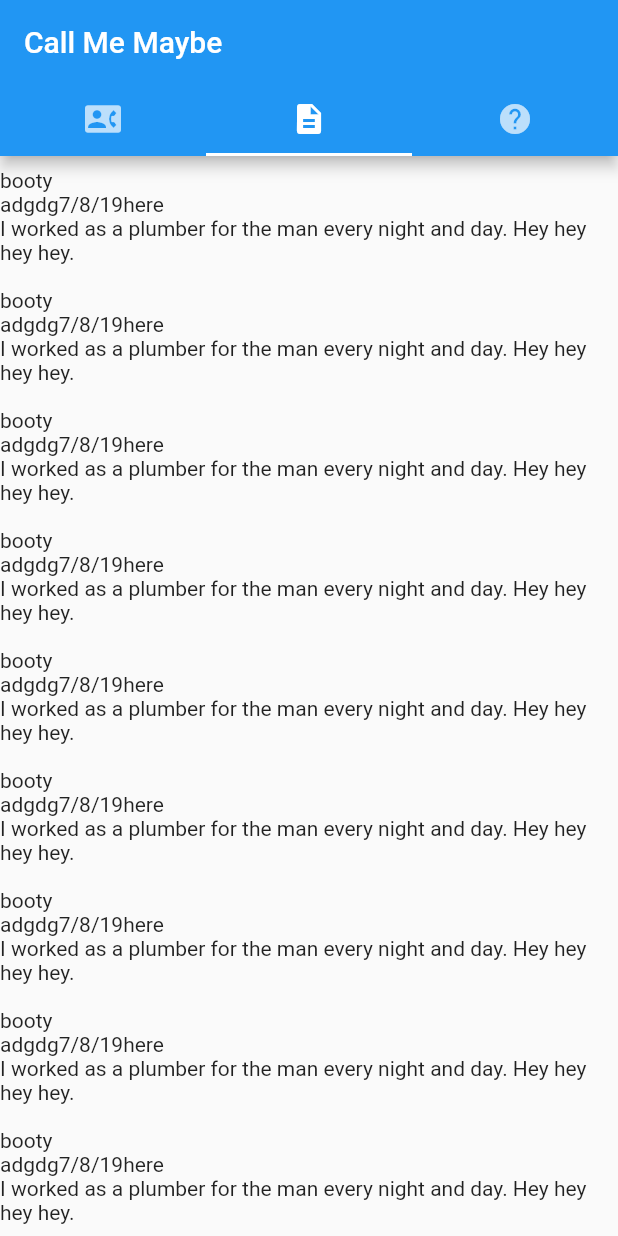
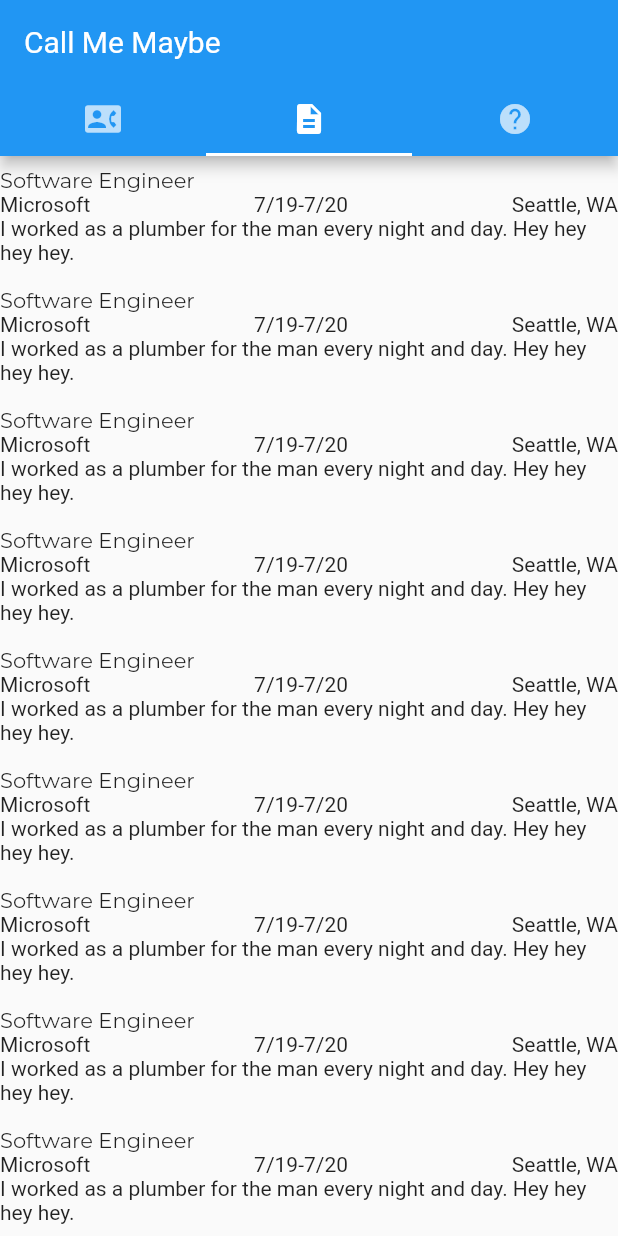
Before and after one commit to willdarnell/call_me_maybe, a Flutter app: the screen it shows after launch, tab 2 chosen, on a phone screen of 412 x 824 dp. Run offline on Flutter 3.47's test engine with Material 2 defaults, Android fonts, the phone set to English and light mode, and no system bars.

Commit message:
add safe area

```diff
--- a/lib/screens/resume_screen.dart
+++ b/lib/screens/resume_screen.dart
@@ -4,7 +4,7 @@ class ResumeScreen extends StatelessWidget {
   final list = ["one", "two", "three"];
   @override
   Widget build(BuildContext context) {
-    return CustomScrollView(
+    return SafeArea(child:  CustomScrollView(
   slivers: <Widget>[
 
     SliverFixedExtentList(
@@ -14,13 +14,13 @@ class ResumeScreen extends StatelessWidget {
           return Container(
             constraints: const BoxConstraints.expand(),
             alignment: Alignment.center,
-            child: PriorPositions(company: 'adgdg', title: 'booty', date: '7/8/19', location: 'here', description: 'I worked as a plumber for the man every night and day. Hey hey hey hey.',),
+            child: PriorPositions(company: 'Microsoft', title: 'Software Engineer', date: '7/19-7/20', location: 'Seattle, WA', description: 'I worked as a plumber for the man every night and day. Hey hey hey hey.',),
           );
         },
       ),
     ),
   ],
-);
+));
   }
 }
 
@@ -50,14 +50,16 @@ class PriorPositions extends StatelessWidget {
       mainAxisAlignment: MainAxisAlignment.spaceEvenly,
       children: <Widget>[
         Row(children: <Widget>[
-          Text('$title')
+          Text('$title', style: TextStyle(fontFamily: 'Montserrat',))
         ],),
-        Row(children: <Widget>[
-          Text('$company', textAlign: TextAlign.left,), Text('$date', textAlign: TextAlign.center,), Text('$location', textAlign: TextAlign.right,)
+        Row(
+          mainAxisAlignment: MainAxisAlignment.spaceBetween,
+          children: <Widget>[
+          Text('$company', textAlign: TextAlign.left, style: TextStyle(fontFamily: 'Roboto',) ), Text('$date', textAlign: TextAlign.center,), Text('$location', textAlign: TextAlign.right,)
         ]),
         Row(
           children: <Widget>[
-            Flexible( child: Text('$description',)
+            Flexible( child: Text('$description', style: TextStyle(fontFamily: 'Roboto',))
             )]
         ),
       ]
```
Also changed, not shown: pubspec.yaml (+8 -0 lines), assets/fonts/Montserrat-Regular.ttf (added), assets/fonts/Roboto-Regular.ttf (added).
